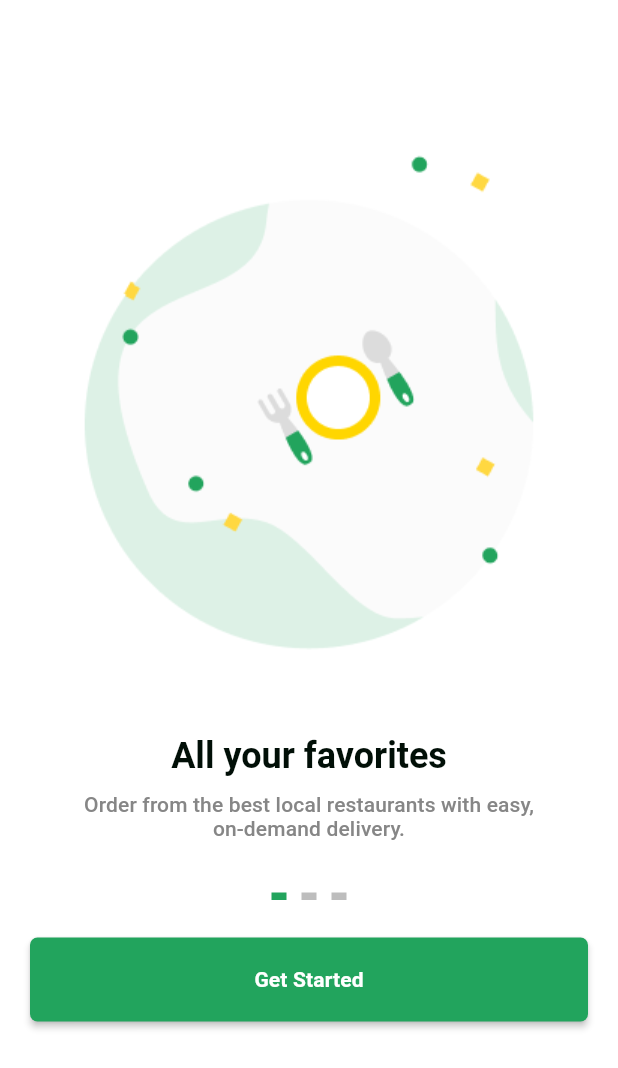
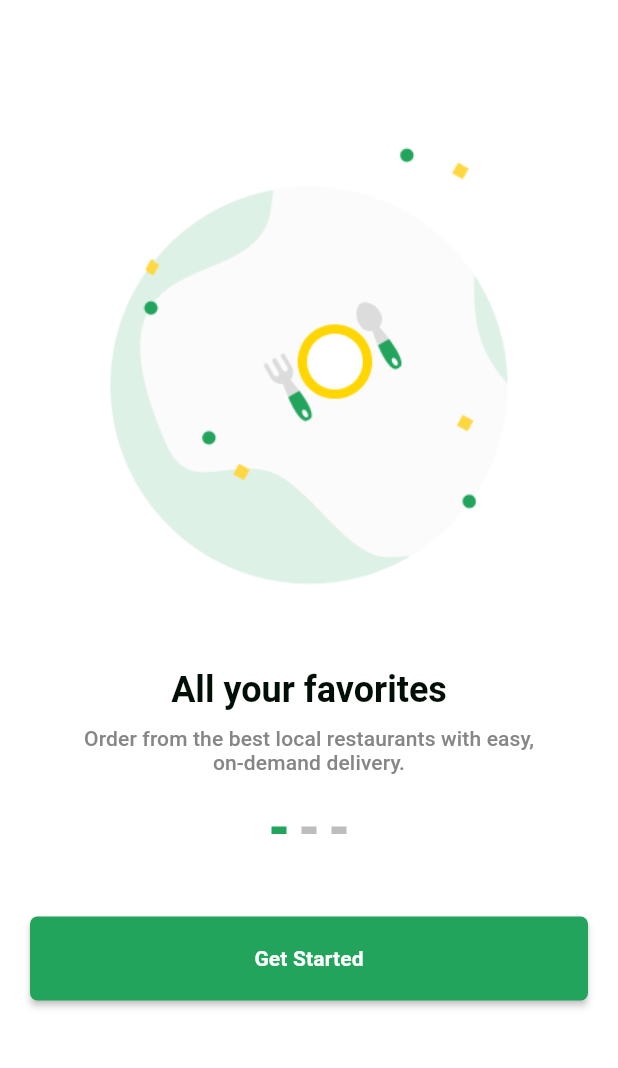
Before and after one commit to nuriulgen/Flutter-Foodly-Ui, a Flutter app: the WalkThroughView screen opened directly, on a phone screen of 412 x 824 dp. Shown: the top 1068 px of the screen. Run offline on Flutter 3.47's test engine with Material 2 defaults, Android fonts, the light colour scheme and no system bars.

```diff
--- a/lib/core/constants/image/image_constants.dart
+++ b/lib/core/constants/image/image_constants.dart
@@ -6,7 +6,7 @@ class PngImage extends StatelessWidget {
 
   @override
   Widget build(BuildContext context) {
-    return Image.asset(_nameWithPath, fit: BoxFit.cover);
+    return Image.asset(_nameWithPath, fit: BoxFit.fitHeight);
   }
 
   String get _nameWithPath => 'assets/images/$name.png';
--- a/lib/main.dart
+++ b/lib/main.dart
@@ -1,5 +1,6 @@
 import 'package:flutter/material.dart';
-import 'package:flutter_foodly/ui/walk_through.view.dart';
+import 'package:flutter/services.dart';
+import 'package:flutter_foodly/ui/sign_view.dart';
 
 void main() {
   runApp(const MyApp());
@@ -17,10 +18,11 @@ class MyApp extends StatelessWidget {
         appBarTheme: const AppBarTheme(
           backgroundColor: Colors.transparent,
           elevation: 0,
+          systemOverlayStyle: SystemUiOverlayStyle.dark,
         ),
         scaffoldBackgroundColor: const Color(0xFFFFFFFF),
       ),
-      home: const WalkThroughView(),
+      home: const SignInView(),
     );
   }
 }
--- a/lib/product/color/color_items.dart
+++ b/lib/product/color/color_items.dart
@@ -1,8 +1,9 @@
 import 'package:flutter/material.dart';
 
 class ColorItems {
-  final Color mainTextColor = const Color(0xFF010F07);
-  final Color bodyTextColor = const Color(0xFF868686);
+  final Color mainColor = const Color(0xFF010F07);
+  final Color bodyColor = const Color(0xFF868686);
   final Color activeColor = const Color(0xFF22A45D);
   final Color whiteColor = Colors.white;
+  final Color indicatorColor = Colors.black26;
 }
--- a/lib/product/language/language_items.dart
+++ b/lib/product/language/language_items.dart
@@ -7,6 +7,11 @@ class AppStringConstants {
 
   AppStringConstants._init();
   final String pageViewButtonTitle = 'Get Started';
+  final String signInAppBarTitle = 'Sign In';
+  final String signInTitle = 'Welcome';
+  final String signInSubTitle =
+      'Enter your Phone number or Email for sign in, Or ';
+  final String signInButtonTitle = 'Create new account';
 }
 
 class LanguageItems {
@@ -16,7 +21,7 @@ class LanguageItems {
   static const pageViewSubTitle1 =
       "Order from the best local restaurants with easy, on-demand delivery.";
   static const pageViewSubTitle2 =
-      "Free delivery for new customers via Apple Pay and others payment methods.";
+      "Free delivery for new customers via Apple Pay and others payment.";
   static const pageViewSubTitle3 =
       "Easily find your type of food craving and you’ll get delivery in wide range.";
 }
--- a/lib/product/widget/custom_elevated_button.dart
+++ b/lib/product/widget/custom_elevated_button.dart
@@ -18,7 +18,7 @@ class CustomElevatedButton extends StatelessWidget {
                 borderRadius: BorderRadius.circular(context.hw5))),
         onPressed: onPressed,
         child: Padding(
-          padding: context.p20,
+          padding: context.padding2xGeneral,
           child: Text(
             title,
             style: Theme.of(context).textTheme.subtitle2?.copyWith(
--- a/lib/ui/walk_through.view.dart
+++ b/lib/ui/walk_through_view.dart
@@ -1,5 +1,6 @@
 import 'package:flutter/material.dart';
 import 'package:flutter_foodly/core/extension/context_extension.dart';
+import 'package:flutter_foodly/ui/sign_view.dart';
 
 import '../core/constants/image/image_constants.dart';
 import '../product/color/color_items.dart';
@@ -53,23 +54,26 @@ class _WalkThroughViewState extends State<WalkThroughView> {
         itemBuilder: (BuildContext context, int index) {
           return Column(
             children: [
-              PngImage(name: images[index]),
+              _imageWidget(context, index),
               Padding(
-                padding: context.pot50,
+                padding: context.padding5xOnlyTop,
                 child: _titleWidget(index, context),
               ),
               Padding(
-                padding: context.ph50 + context.pv10,
+                padding: context.padding5xHorizontal + context.paddingXVertical,
                 child: _subTitleWidget(index, context),
               ),
               Padding(
-                padding: context.ph170 + context.pv20,
+                padding:
+                    context.padding17xHorizontal + context.padding2xVertical,
                 child: Row(
                     mainAxisAlignment: MainAxisAlignment.center,
                     children: indicators(images.length, activePage)),
               ),
               Padding(
-                padding: context.ph20 + context.pob60,
+                padding: context.padding2xHorizontal +
+                    context.padding8xOnlyBottom +
+                    context.padding3xOnlyTop,
                 child: _buttonWidget(context),
               ),
             ],
@@ -80,12 +84,24 @@ class _WalkThroughViewState extends State<WalkThroughView> {
     );
   }
 
+  SizedBox _imageWidget(BuildContext context, int index) {
+    return SizedBox(
+        height: context.hw340,
+        width: context.hw340,
+        child: PngImage(name: images[index]));
+  }
+
   SizedBox _buttonWidget(BuildContext context) {
     return SizedBox(
       width: MediaQuery.of(context).size.width,
       child: CustomElevatedButton(
         title: appStringConstants!.pageViewButtonTitle,
-        onPressed: () {},
+        onPressed: () {
+          Navigator.of(context).push(
+            MaterialPageRoute(
+                builder: (BuildContext context) => const SignInView()),
+          );
+        },
       ),
     );
   }
@@ -97,29 +113,43 @@ class _WalkThroughViewState extends State<WalkThroughView> {
       style: Theme.of(context)
           .textTheme
           .subtitle2
-          ?.copyWith(color: colorItems.bodyTextColor),
+          ?.copyWith(color: colorItems.bodyColor),
     );
   }
 
   Text _titleWidget(int index, BuildContext context) {
     return Text(
       titles[index],
-      style: Theme.of(context).textTheme.headline5?.copyWith(
-          color: colorItems.mainTextColor, fontWeight: FontWeight.bold),
+      style: Theme.of(context)
+          .textTheme
+          .headline5
+          ?.copyWith(color: colorItems.mainColor, fontWeight: FontWeight.bold),
     );
   }
 }
 
 List<Widget> indicators(imagesLength, currentIndex) {
+  ColorItems colorItems = ColorItems();
   return List<Widget>.generate(imagesLength, (index) {
     return Container(
-      margin: const EdgeInsets.all(5),
-      width: 10,
-      height: 5,
+      margin: ProjectMargin.smalllMargin,
+      width: ProjectHeightWidgetValue.normal2xHeightItems,
+      height: ProjectHeightWidgetValue.normalHeightItems,
       decoration: BoxDecoration(
-          color:
-              currentIndex == index ? const Color(0xFF22A45D) : Colors.black26,
-          shape: BoxShape.rectangle),
+        color: currentIndex == index
+            ? colorItems.activeColor
+            : colorItems.indicatorColor,
+        shape: BoxShape.rectangle,
+      ),
     );
   });
 }
+
+class ProjectMargin {
+  static const EdgeInsets smalllMargin = EdgeInsets.all(5);
+}
+
+class ProjectHeightWidgetValue {
+  static const double normalHeightItems = 5;
+  static const double normal2xHeightItems = 10;
+}
```
Also changed, not shown: lib/core/extension/context_extension.dart (+20 -15 lines), lib/product/widget/subTitle_widget.dart (added, +38 -0 lines).
